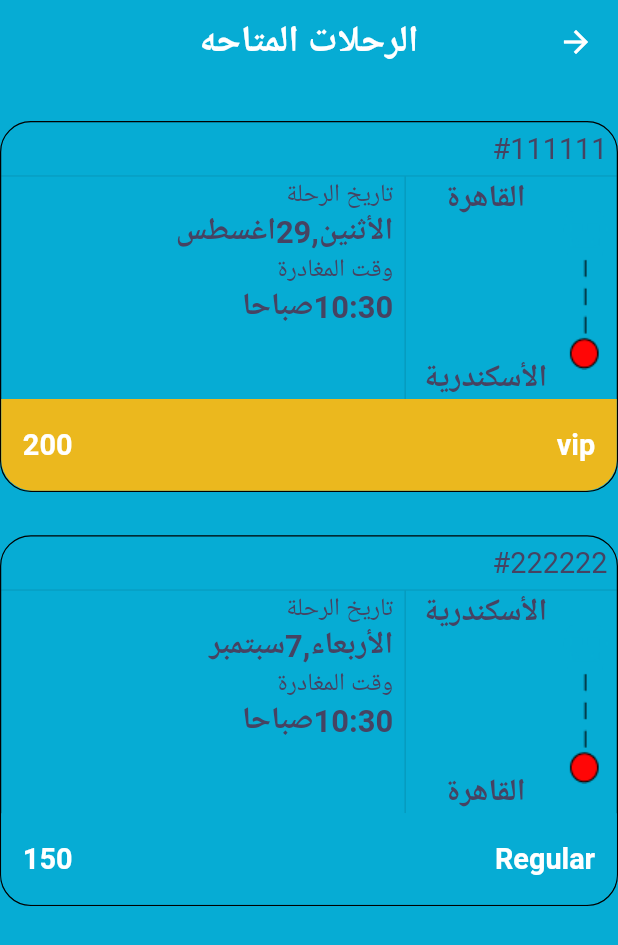
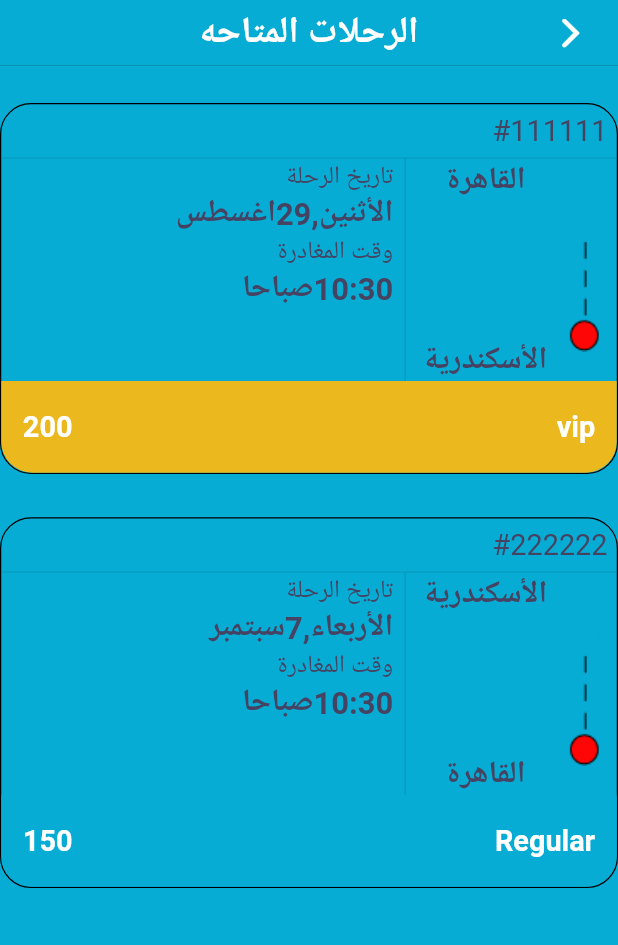
Before and after one commit to seifAfya123/EGBuss, a Flutter app: the EditProfileScreen screen opened directly, after a tap on "تغيير كلمه السر", on a phone screen of 412 x 824 dp. Shown: the top 945 px of the screen. Run offline on Flutter 3.47's test engine with Material 2 defaults, Android fonts, the phone set to English and light mode, and no system bars; our stand-ins replace bloc, dio, easy_localization, flutter_bloc, flutter_phoenix, flutter_svg and 3 more; missing offline and left inert: dart:html; accounts and stored records are empty.

Commit message:
change app bar

```diff
--- a/lib/presentation/screens/shared/available_trips_screen.dart
+++ b/lib/presentation/screens/shared/available_trips_screen.dart
@@ -1,3 +1,4 @@
+import 'package:flutter/cupertino.dart';
 import 'package:flutter/material.dart';
 import 'package:sizer/sizer.dart';
 import 'package:testapp/constants/const_test_data.dart';
@@ -16,14 +17,19 @@ class AvailableTripsScreen extends StatelessWidget {
   Widget build(BuildContext context) {
     return SafeArea(
       child: Scaffold(
-        appBar: AppBar(
-          title: const AppbarTitleText(titleText: "الرحلات المتاحه"),
+        appBar: const CupertinoNavigationBar(
+          leading: CupertinoNavigationBarBackButton(color: Colors.white),
+          backgroundColor: MyThemeData.appblue,
+          middle: AppbarTitleText(titleText: "الرحلات المتاحه"),
         ),
         body: Center(
           child: ListView.builder(
             itemCount: tickets.length,
             itemBuilder: (BuildContext context, int index) {
-              return AvailableTickets(ticket: tickets[index],function: (){},);
+              return AvailableTickets(
+                ticket: tickets[index],
+                function: () {},
+              );
             },
           ),
         ),
--- a/lib/presentation/screens/shared/edit_profile_screen.dart
+++ b/lib/presentation/screens/shared/edit_profile_screen.dart
@@ -1,3 +1,4 @@
+import 'package:flutter/cupertino.dart';
 import 'package:flutter/material.dart';
 import 'package:sizer/sizer.dart';
 import 'package:testapp/presentation/router/rout_names_dart.dart';
@@ -16,8 +17,10 @@ class EditProfileScreen extends StatelessWidget {
   Widget build(BuildContext context) {
     return Scaffold(
       backgroundColor: MyThemeData.backGroundColor,
-      appBar: AppBar(
-        title: const AppbarTitleText(titleText: 'الملف الشخصى'),
+      appBar: const CupertinoNavigationBar(
+        leading: CupertinoNavigationBarBackButton(color: Colors.white),
+        backgroundColor: MyThemeData.appblue,
+        middle: AppbarTitleText(titleText: 'الملف الشخصى'),
       ),
       body: SingleChildScrollView(
         child: Column(
--- a/lib/presentation/widget/drawer.dart
+++ b/lib/presentation/widget/drawer.dart
@@ -51,7 +51,7 @@ class MyDrawer extends StatelessWidget {
                     Navigator.pushReplacementNamed(
                         context, RoutNamesDart.rNotificationsScreen);
                   } else {
-                    Navigator.pushReplacementNamed(
+                    Navigator.pushNamed(
                         context, RoutNamesDart.rLoginFirstScreen);
                   }
                 },
@@ -65,8 +65,7 @@ class MyDrawer extends StatelessWidget {
                   Navigator.pushReplacementNamed(
                       context, RoutNamesDart.rMyTicketsScreen);
                 } else {
-                  Navigator.pushReplacementNamed(
-                      context, RoutNamesDart.rLoginFirstScreen);
+                  Navigator.pushNamed(context, RoutNamesDart.rLoginFirstScreen);
                 }
               },
               icons: const Icon(CupertinoIcons.tickets,
```
Also changed, not shown: lib/presentation/screens/shared/about_us.dart (+5 -2 lines), lib/presentation/screens/shared/contact_us.dart (+5 -2 lines), lib/presentation/screens/shared/loginFirst_screen.dart (+4 -3 lines), lib/presentation/screens/shared/notification_details_screen.dart (+5 -2 lines), lib/presentation/screens/shared/old_tickets_screen.dart (+5 -2 lines), lib/presentation/screens/shared/payment_screen.dart (+6 -2 lines), lib/presentation/screens/shared/privacy_and_policy.dart (+5 -2 lines), lib/presentation/screens/shared/seat_reservation_screen.dart (+8 -3 lines).
